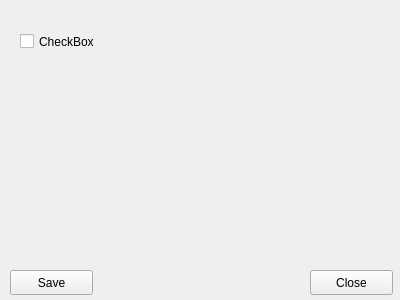
Qt form vizu/config.ui (bitSheriff/norsevpn) before a commit.
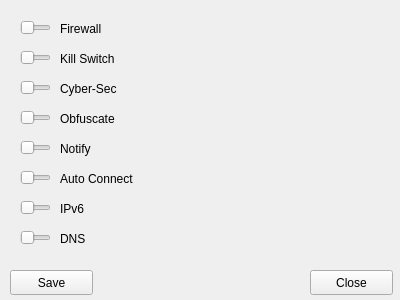
The same form after that commit.

Patch:
```diff
--- a/vizu/config.ui
+++ b/vizu/config.ui
@@ -25,19 +25,6 @@
   <property name="windowTitle">
    <string>Configuration</string>
   </property>
-  <widget class="QCheckBox" name="checkBox">
-   <property name="geometry">
-    <rect>
-     <x>20</x>
-     <y>30</y>
-     <width>90</width>
-     <height>23</height>
-    </rect>
-   </property>
-   <property name="text">
-    <string>CheckBox</string>
-   </property>
-  </widget>
   <widget class="QPushButton" name="btn_close">
    <property name="geometry">
     <rect>
@@ -64,6 +51,265 @@
     <string>Save</string>
    </property>
   </widget>
+  <widget class="QSlider" name="slid_firewall">
+   <property name="geometry">
+    <rect>
+     <x>20</x>
+     <y>20</y>
+     <width>31</width>
+     <height>16</height>
+    </rect>
+   </property>
+   <property name="maximum">
+    <number>1</number>
+   </property>
+   <property name="pageStep">
+    <number>1</number>
+   </property>
+   <property name="tracking">
+    <bool>true</bool>
+   </property>
+   <property name="orientation">
+    <enum>Qt::Horizontal</enum>
+   </property>
+  </widget>
+  <widget class="QSlider" name="slid_killSwitch">
+   <property name="geometry">
+    <rect>
+     <x>20</x>
+     <y>50</y>
+     <width>31</width>
+     <height>16</height>
+    </rect>
+   </property>
+   <property name="maximum">
+    <number>1</number>
+   </property>
+   <property name="pageStep">
+    <number>1</number>
+   </property>
+   <property name="orientation">
+    <enum>Qt::Horizontal</enum>
+   </property>
+  </widget>
+  <widget class="QSlider" name="slid_cyberSec">
+   <property name="geometry">
+    <rect>
+     <x>20</x>
+     <y>80</y>
+     <width>31</width>
+     <height>16</height>
+    </rect>
+   </property>
+   <property name="maximum">
+    <number>1</number>
+   </property>
+   <property name="pageStep">
+    <number>1</number>
+   </property>
+   <property name="orientation">
+    <enum>Qt::Horizontal</enum>
+   </property>
+  </widget>
+  <widget class="QSlider" name="slid_obfuscate">
+   <property name="geometry">
+    <rect>
+     <x>20</x>
+     <y>110</y>
+     <width>31</width>
+     <height>16</height>
+    </rect>
+   </property>
+   <property name="maximum">
+    <number>1</number>
+   </property>
+   <property name="pageStep">
+    <number>1</number>
+   </property>
+   <property name="orientation">
+    <enum>Qt::Horizontal</enum>
+   </property>
+  </widget>
+  <widget class="QSlider" name="slid_notify">
+   <property name="geometry">
+    <rect>
+     <x>20</x>
+     <y>140</y>
+     <width>31</width>
+     <height>16</height>
+    </rect>
+   </property>
+   <property name="maximum">
+    <number>1</number>
+   </property>
+   <property name="pageStep">
+    <number>1</number>
+   </property>
+   <property name="orientation">
+    <enum>Qt::Horizontal</enum>
+   </property>
+  </widget>
+  <widget class="QSlider" name="slid_autoConnect">
+   <property name="geometry">
+    <rect>
+     <x>20</x>
+     <y>170</y>
+     <width>31</width>
+     <height>16</height>
+    </rect>
+   </property>
+   <property name="maximum">
+    <number>1</number>
+   </property>
+   <property name="pageStep">
+    <number>1</number>
+   </property>
+   <property name="orientation">
+    <enum>Qt::Horizontal</enum>
+   </property>
+  </widget>
+  <widget class="QSlider" name="slid_ipv6">
+   <property name="geometry">
+    <rect>
+     <x>20</x>
+     <y>200</y>
+     <width>31</width>
+     <height>16</height>
+    </rect>
+   </property>
+   <property name="maximum">
+    <number>1</number>
+   </property>
+   <property name="pageStep">
+    <number>1</number>
+   </property>
+   <property name="orientation">
+    <enum>Qt::Horizontal</enum>
+   </property>
+  </widget>
+  <widget class="QSlider" name="slid_dns">
+   <property name="geometry">
+    <rect>
+     <x>20</x>
+     <y>230</y>
+     <width>31</width>
+     <height>16</height>
+    </rect>
+   </property>
+   <property name="maximum">
+    <number>1</number>
+   </property>
+   <property name="pageStep">
+    <number>1</number>
+   </property>
+   <property name="orientation">
+    <enum>Qt::Horizontal</enum>
+   </property>
+  </widget>
+  <widget class="QLabel" name="label">
+   <property name="geometry">
+    <rect>
+     <x>60</x>
+     <y>20</y>
+     <width>62</width>
+     <height>17</height>
+    </rect>
+   </property>
+   <property name="text">
+    <string>Firewall</string>
+   </property>
+  </widget>
+  <widget class="QLabel" name="label_2">
+   <property name="geometry">
+    <rect>
+     <x>60</x>
+     <y>50</y>
+     <width>81</width>
+     <height>17</height>
+    </rect>
+   </property>
+   <property name="text">
+    <string>Kill Switch</string>
+   </property>
+  </widget>
+  <widget class="QLabel" name="label_3">
+   <property name="geometry">
+    <rect>
+     <x>60</x>
+     <y>80</y>
+     <width>81</width>
+     <height>17</height>
+    </rect>
+   </property>
+   <property name="text">
+    <string>Cyber-Sec</string>
+   </property>
+  </widget>
+  <widget class="QLabel" name="label_4">
+   <property name="geometry">
+    <rect>
+     <x>60</x>
+     <y>110</y>
+     <width>91</width>
+     <height>17</height>
+    </rect>
+   </property>
+   <property name="text">
+    <string>Obfuscate</string>
+   </property>
+  </widget>
+  <widget class="QLabel" name="label_5">
+   <property name="geometry">
+    <rect>
+     <x>60</x>
+     <y>140</y>
+     <width>51</width>
+     <height>17</height>
+    </rect>
+   </property>
+   <property name="text">
+    <string>Notify</string>
+   </property>
+  </widget>
+  <widget class="QLabel" name="label_6">
+   <property name="geometry">
+    <rect>
+     <x>60</x>
+     <y>170</y>
+     <width>111</width>
+     <height>17</height>
+    </rect>
+   </property>
+   <property name="text">
+    <string>Auto Connect</string>
+   </property>
+  </widget>
+  <widget class="QLabel" name="label_7">
+   <property name="geometry">
+    <rect>
+     <x>60</x>
+     <y>200</y>
+     <width>51</width>
+     <height>17</height>
+    </rect>
+   </property>
+   <property name="text">
+    <string>IPv6</string>
+   </property>
+  </widget>
+  <widget class="QLabel" name="label_8">
+   <property name="geometry">
+    <rect>
+     <x>60</x>
+     <y>230</y>
+     <width>61</width>
+     <height>17</height>
+    </rect>
+   </property>
+   <property name="text">
+    <string>DNS</string>
+   </property>
+  </widget>
  </widget>
  <resources/>
  <connections/>
```
